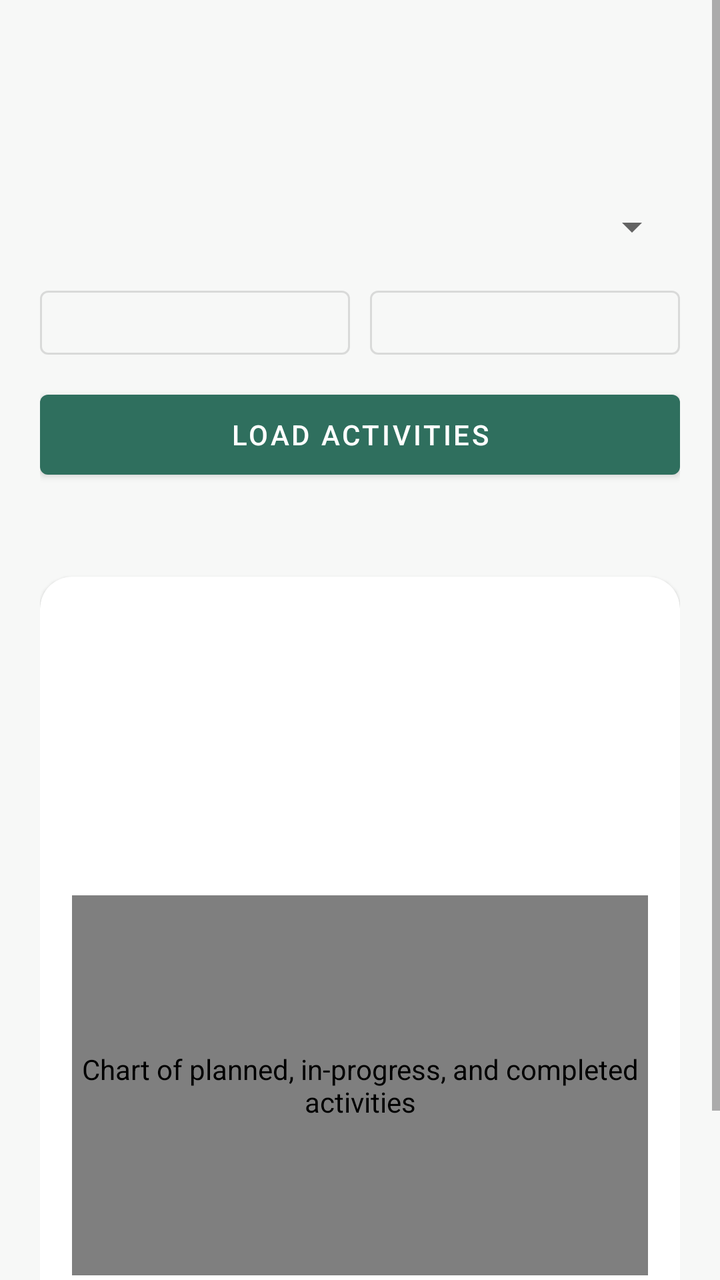
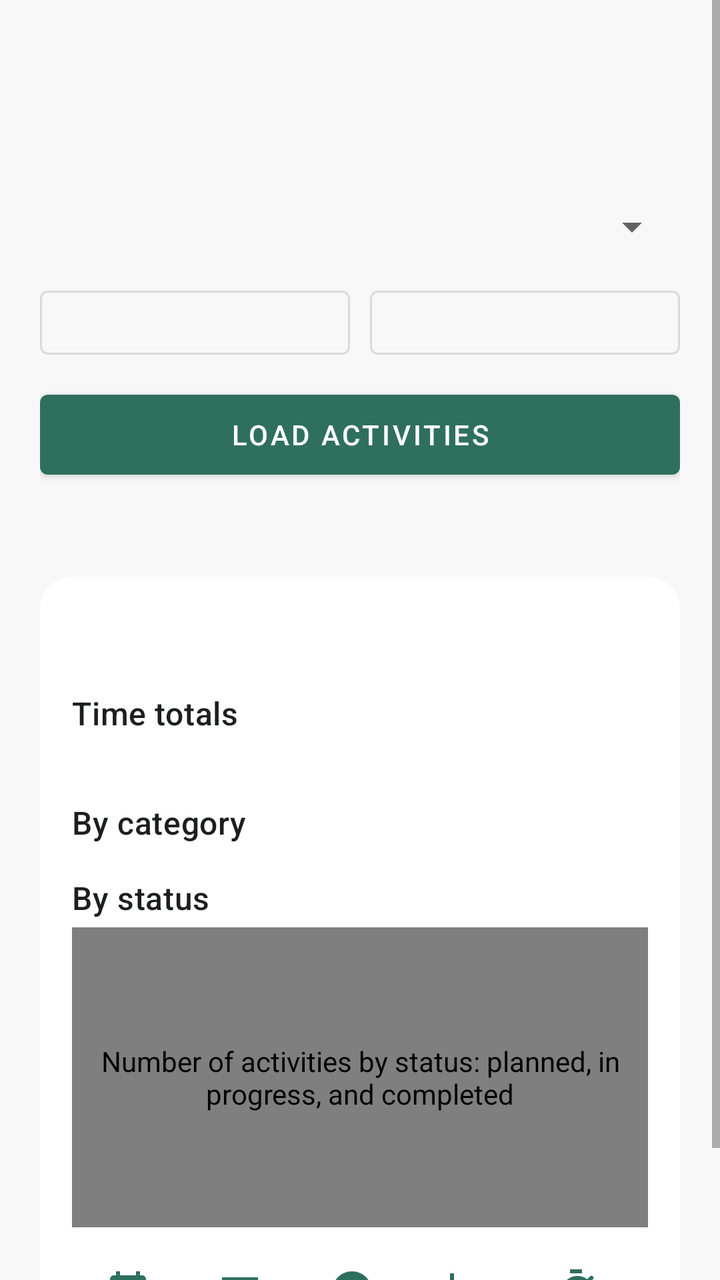

An Android layout rendered at two revisions. The XML below is the earlier revision; the diff shows what the commit changed to produce the second picture.
<!-- AndroidManifest.xml: application theme Theme.Tracker -->
<!-- res/layout/fragment_report.xml -->
<?xml version="1.0" encoding="utf-8"?>
<ScrollView xmlns:android="http://schemas.android.com/apk/res/android"
    xmlns:app="http://schemas.android.com/apk/res-auto"
    android:layout_width="match_parent"
    android:layout_height="match_parent"
    android:fillViewport="true">

    <LinearLayout
        android:layout_width="match_parent"
        android:layout_height="wrap_content"
        android:orientation="vertical"
        android:padding="20dp">

        <TextView
            android:id="@+id/reportTitle"
            style="@style/Tracker.Heading"
            android:layout_width="match_parent"
            android:layout_height="wrap_content"
            android:textSize="24sp"
            android:textStyle="bold" />

        <TextView
            android:id="@+id/reportSubtitle"
            style="@style/Tracker.Muted"
            android:layout_width="match_parent"
            android:layout_height="wrap_content"
            android:layout_marginTop="4dp" />

        <Spinner
            android:id="@+id/monthSpinner"
            android:layout_width="match_parent"
            android:layout_height="52dp"
            android:layout_marginTop="12dp" />

        <LinearLayout
            android:id="@+id/dateRangeControls"
            android:layout_width="match_parent"
            android:layout_height="wrap_content"
            android:orientation="horizontal">

            <com.google.android.material.button.MaterialButton
                android:id="@+id/startDateButton"
                style="@style/Widget.MaterialComponents.Button.OutlinedButton"
                android:layout_width="0dp"
                android:layout_height="44dp"
                android:layout_marginEnd="5dp"
                android:layout_weight="1"
                android:ellipsize="end"
                android:insetLeft="0dp"
                android:insetRight="0dp"
                android:maxLines="1"
                android:minWidth="0dp"
                android:paddingHorizontal="4dp"
                android:textAllCaps="false"
                android:textSize="12sp" />

            <com.google.android.material.button.MaterialButton
                android:id="@+id/endDateButton"
                style="@style/Widget.MaterialComponents.Button.OutlinedButton"
                android:layout_width="0dp"
                android:layout_height="44dp"
                android:layout_marginStart="5dp"
                android:layout_weight="1"
                android:ellipsize="end"
                android:insetLeft="0dp"
                android:insetRight="0dp"
                android:maxLines="1"
                android:minWidth="0dp"
                android:paddingHorizontal="4dp"
                android:textAllCaps="false"
                android:textSize="12sp" />
        </LinearLayout>

        <LinearLayout
            android:id="@+id/periodControls"
            android:layout_width="match_parent"
            android:layout_height="wrap_content"
            android:gravity="center_vertical"
            android:orientation="horizontal"
            android:visibility="gone">

            <ImageButton
                android:id="@+id/previousPeriodButton"
                style="@style/Tracker.FilterIconButton"
                android:layout_width="40dp"
                android:layout_height="40dp"
                android:layout_margin="0dp"
                android:contentDescription="@string/previous_period"
                android:src="@drawable/ic_arrow_left" />

            <TextView
                android:id="@+id/periodLabel"
                android:layout_width="0dp"
                android:layout_height="wrap_content"
                android:gravity="center"
                android:layout_weight="1"
                android:paddingHorizontal="4dp"
                android:textColor="@color/muted"
                android:textSize="12sp"
                android:maxLines="1"
                android:ellipsize="end" />

            <ImageButton
                android:id="@+id/nextPeriodButton"
                style="@style/Tracker.FilterIconButton"
                android:layout_width="40dp"
                android:layout_height="40dp"
                android:layout_margin="0dp"
                android:contentDescription="@string/next_period"
                android:src="@drawable/ic_arrow_right" />
        </LinearLayout>

        <com.google.android.material.button.MaterialButton
            android:id="@+id/loadButton"
            android:layout_width="match_parent"
            android:layout_height="52dp"
            android:layout_marginTop="8dp"
            android:text="@string/load_activities" />

        <TextView
            android:id="@+id/reportStatus"
            style="@style/Tracker.Muted"
            android:layout_width="match_parent"
            android:layout_height="wrap_content"
            android:layout_marginTop="14dp" />

        <ProgressBar
            android:id="@+id/reportProgress"
            style="?android:attr/progressBarStyleHorizontal"
            android:layout_width="match_parent"
            android:layout_height="3dp"
            android:indeterminate="true"
            android:visibility="gone" />

        <com.google.android.material.card.MaterialCardView
            style="@style/Tracker.Card"
            android:layout_width="match_parent"
            android:layout_height="wrap_content"
            android:layout_marginTop="12dp">

            <LinearLayout
                android:layout_width="match_parent"
                android:layout_height="wrap_content"
                android:orientation="vertical"
                android:padding="16dp">

                <TextView
                    android:id="@+id/reportCount"
                    android:layout_width="wrap_content"
                    android:layout_height="wrap_content"
                    android:textColor="@color/brand"
                    android:textSize="22sp"
                    android:textStyle="bold" />

                <TextView
                    android:id="@+id/reportTotal"
                    style="@style/Tracker.Muted"
                    android:layout_width="wrap_content"
                    android:layout_height="wrap_content"
                    android:layout_marginTop="2dp" />

                <TextView
                    android:id="@+id/plannedStatusSummary"
                    style="@style/Tracker.Muted"
                    android:layout_width="match_parent"
                    android:layout_height="wrap_content"
                    android:layout_marginTop="12dp" />

                <TextView
                    android:id="@+id/inProgressStatusSummary"
                    style="@style/Tracker.Muted"
                    android:layout_width="match_parent"
                    android:layout_height="wrap_content"
                    android:layout_marginTop="6dp" />

                <TextView
                    android:id="@+id/completedStatusSummary"
                    style="@style/Tracker.Muted"
                    android:layout_width="match_parent"
                    android:layout_height="wrap_content"
                    android:layout_marginTop="6dp" />

                <com.myproductivity.tracker.StatusChartView
                    android:id="@+id/statusChart"
                    android:layout_width="match_parent"
                    android:layout_height="190dp"
                    android:layout_marginTop="12dp"
                    android:contentDescription="@string/status_chart_description" />

                <HorizontalScrollView
                    android:layout_width="match_parent"
                    android:layout_height="wrap_content"
                    android:layout_marginTop="8dp"
                    android:fillViewport="false"
                    android:scrollbars="none">

                    <LinearLayout
                        android:id="@+id/filterButtons"
                        android:layout_width="wrap_content"
                        android:layout_height="wrap_content"
                        android:gravity="center"
                        android:orientation="horizontal">

                        <ImageButton
                            android:id="@+id/dateFilterButton"
                            style="@style/Tracker.FilterIconButton"
                            android:contentDescription="@string/date_filter"
                            android:src="@drawable/ic_today" />

                        <ImageButton
                            android:id="@+id/categoryFilterButton"
                            style="@style/Tracker.FilterIconButton"
                            android:contentDescription="@string/category_filter_all"
                            android:src="@drawable/ic_category" />

                        <ImageButton
                            android:id="@+id/statusFilterButton"
                            style="@style/Tracker.FilterIconButton"
                            android:contentDescription="@string/status_filter_all"
                            android:src="@drawable/ic_status" />

                        <ImageButton
                            android:id="@+id/priorityFilterButton"
                            style="@style/Tracker.FilterIconButton"
                            android:contentDescription="@string/priority_filter_all"
                            android:src="@drawable/ic_priority" />

                        <ImageButton
                            android:id="@+id/plannedTimeFilterButton"
                            style="@style/Tracker.FilterIconButton"
                            android:contentDescription="@string/planned_time_filter"
                            android:src="@drawable/ic_timer" />

                        <ImageButton
                            android:id="@+id/clearFiltersButton"
                            style="@style/Tracker.FilterIconButton"
                            android:contentDescription="@string/clear_filters"
                            android:src="@drawable/ic_filter_clear" />
                    </LinearLayout>
                </HorizontalScrollView>
            </LinearLayout>
        </com.google.android.material.card.MaterialCardView>

        <LinearLayout
            android:id="@+id/reportList"
            android:layout_width="match_parent"
            android:layout_height="wrap_content"
            android:layout_marginTop="8dp"
            android:orientation="vertical" />
    </LinearLayout>
</ScrollView>
<!-- resources referenced by this layout -->
<resources>
  <color name="brand">#2F6F5E</color>
  <color name="muted">#66706C</color>
  <!-- drawable ic_arrow_left (drawable) -->
  <vector xmlns:android="http://schemas.android.com/apk/res/android"
      android:width="24dp"
      android:height="24dp"
      android:viewportWidth="24"
      android:viewportHeight="24">
      <path android:fillColor="@color/brand" android:pathData="M20,11H7.83l5.59,-5.59L12,4l-8,8 8,8 1.41,-1.41L7.83,13H20z" />
  </vector>
  <!-- drawable ic_arrow_right (drawable) -->
  <vector xmlns:android="http://schemas.android.com/apk/res/android"
      android:width="24dp"
      android:height="24dp"
      android:viewportWidth="24"
      android:viewportHeight="24">
      <path android:fillColor="@color/brand" android:pathData="M12,4L10.59,5.41 16.17,11H4v2h12.17l-5.58,5.59L12,20l8,-8z" />
  </vector>
  <!-- drawable ic_category (drawable) -->
  <vector xmlns:android="http://schemas.android.com/apk/res/android"
      android:width="24dp"
      android:height="24dp"
      android:viewportWidth="24"
      android:viewportHeight="24">
      <path android:fillColor="@color/brand" android:pathData="M3,5h18v2H3zM6,11h12v2H6zM9,17h6v2H9z" />
  </vector>
  <!-- drawable ic_priority (drawable) -->
  <vector xmlns:android="http://schemas.android.com/apk/res/android"
      android:width="24dp"
      android:height="24dp"
      android:viewportWidth="24"
      android:viewportHeight="24">
      <path android:fillColor="@color/brand" android:pathData="M5,3v18h2v-6h10l-2,-4 2,-4H7V3z" />
  </vector>
  <!-- drawable ic_status (drawable) -->
  <vector xmlns:android="http://schemas.android.com/apk/res/android"
      android:width="24dp"
      android:height="24dp"
      android:viewportWidth="24"
      android:viewportHeight="24">
      <path android:fillColor="@color/brand" android:pathData="M12,2a10,10 0,1 0,0 20a10,10 0,0 0,0 -20zM10,17l-5,-5 1.4,-1.4L10,14.2l7.6,-7.6L19,8z" />
  </vector>
  <!-- drawable ic_today (drawable) -->
  <vector xmlns:android="http://schemas.android.com/apk/res/android"
      android:width="24dp"
      android:height="24dp"
      android:viewportWidth="24"
      android:viewportHeight="24">
      <path android:fillColor="@color/brand" android:pathData="M19,4h-1V2h-2v2H8V2H6v2H5c-1.1,0 -2,0.9 -2,2v14c0,1.1 0.9,2 2,2h14c1.1,0 2,-0.9 2,-2V6c0,-1.1 -0.9,-2 -2,-2zM19,20H5V9h14zM7,11h4v4H7z" />
  </vector>
  <string name="category_filter_all">Category: All</string>
  <string name="clear_filters">Clear all filters</string>
  <string name="date_filter">Date filter</string>
  <string name="load_activities">Load activities</string>
  <string name="next_period">Next</string>
  <string name="planned_time_filter">Planned time filter</string>
  <string name="previous_period">Previous</string>
  <string name="priority_filter_all">Priority: All</string>
  <string name="status_chart_description">Chart of planned, in-progress, and completed activities</string>
  <string name="status_filter_all">Status: All</string>
  <style name="Tracker.Card" parent="Widget.MaterialComponents.CardView">
          <item name="cardBackgroundColor">@color/card</item>
          <item name="cardCornerRadius">16dp</item>
          <item name="cardElevation">1dp</item>
      </style>
  <style name="Tracker.Heading" parent="TextAppearance.MaterialComponents.Headline6">
          <item name="android:textColor">@color/ink</item>
      </style>
  <style name="Tracker.Muted" parent="TextAppearance.MaterialComponents.Body2">
          <item name="android:textColor">@color/muted</item>
      </style>
  <color name="error">#B3261E</color>
  <color name="card">#FFFFFF</color>
  <color name="ink">#1B1F1E</color>
  <color name="brand_dark">#1E4D40</color>
  <color name="surface">#F7F8F7</color>
  <!-- unchanged entries left out for length: 4 -->
</resources>

<!-- the commit's change to res/layout/fragment_report.xml (unified diff, before → after) -->
@@ -153,6 +153,14 @@
                     android:textStyle="bold" />
 
                 <TextView
+                    style="@style/Tracker.Heading"
+                    android:layout_width="match_parent"
+                    android:layout_height="wrap_content"
+                    android:layout_marginTop="12dp"
+                    android:text="@string/report_time_totals_title"
+                    android:textSize="16sp" />
+
+                <TextView
                     android:id="@+id/reportTotal"
                     style="@style/Tracker.Muted"
                     android:layout_width="wrap_content"
@@ -160,31 +168,33 @@
                     android:layout_marginTop="2dp" />
 
                 <TextView
-                    android:id="@+id/plannedStatusSummary"
-                    style="@style/Tracker.Muted"
-                    android:layout_width="match_parent"
-                    android:layout_height="wrap_content"
-                    android:layout_marginTop="12dp" />
-
-                <TextView
-                    android:id="@+id/inProgressStatusSummary"
-                    style="@style/Tracker.Muted"
-                    android:layout_width="match_parent"
-                    android:layout_height="wrap_content"
-                    android:layout_marginTop="6dp" />
-
-                <TextView
-                    android:id="@+id/completedStatusSummary"
-                    style="@style/Tracker.Muted"
-                    android:layout_width="match_parent"
-                    android:layout_height="wrap_content"
-                    android:layout_marginTop="6dp" />
+                    style="@style/Tracker.Heading"
+                    android:layout_width="match_parent"
+                    android:layout_height="wrap_content"
+                    android:layout_marginTop="12dp"
+                    android:text="@string/report_category_breakdown_title"
+                    android:textSize="16sp" />
+
+                <LinearLayout
+                    android:id="@+id/categoryBreakdown"
+                    android:layout_width="match_parent"
+                    android:layout_height="wrap_content"
+                    android:layout_marginTop="4dp"
+                    android:orientation="vertical" />
+
+                <TextView
+                    style="@style/Tracker.Heading"
+                    android:layout_width="match_parent"
+                    android:layout_height="wrap_content"
+                    android:layout_marginTop="12dp"
+                    android:text="@string/report_status_breakdown_title"
+                    android:textSize="16sp" />
 
                 <com.myproductivity.tracker.StatusChartView
                     android:id="@+id/statusChart"
                     android:layout_width="match_parent"
-                    android:layout_height="190dp"
-                    android:layout_marginTop="12dp"
+                    android:layout_height="150dp"
+                    android:layout_marginTop="4dp"
                     android:contentDescription="@string/status_chart_description" />
 
                 <HorizontalScrollView
<!-- resource entries referenced after the edit -->
@@ -58,7 +58,10 @@
   <string name="planned_time_filter">Planned time filter</string>
   <string name="previous_period">Previous</string>
   <string name="priority_filter_all">Priority: All</string>
-  <string name="status_chart_description">Chart of planned, in-progress, and completed activities</string>
+  <string name="report_category_breakdown_title">By category</string>
+  <string name="report_status_breakdown_title">By status</string>
+  <string name="report_time_totals_title">Time totals</string>
+  <string name="status_chart_description">Number of activities by status: planned, in progress, and completed</string>
   <string name="status_filter_all">Status: All</string>
   <style name="Tracker.Card" parent="Widget.MaterialComponents.CardView">
           <item name="cardBackgroundColor">@color/card</item>
